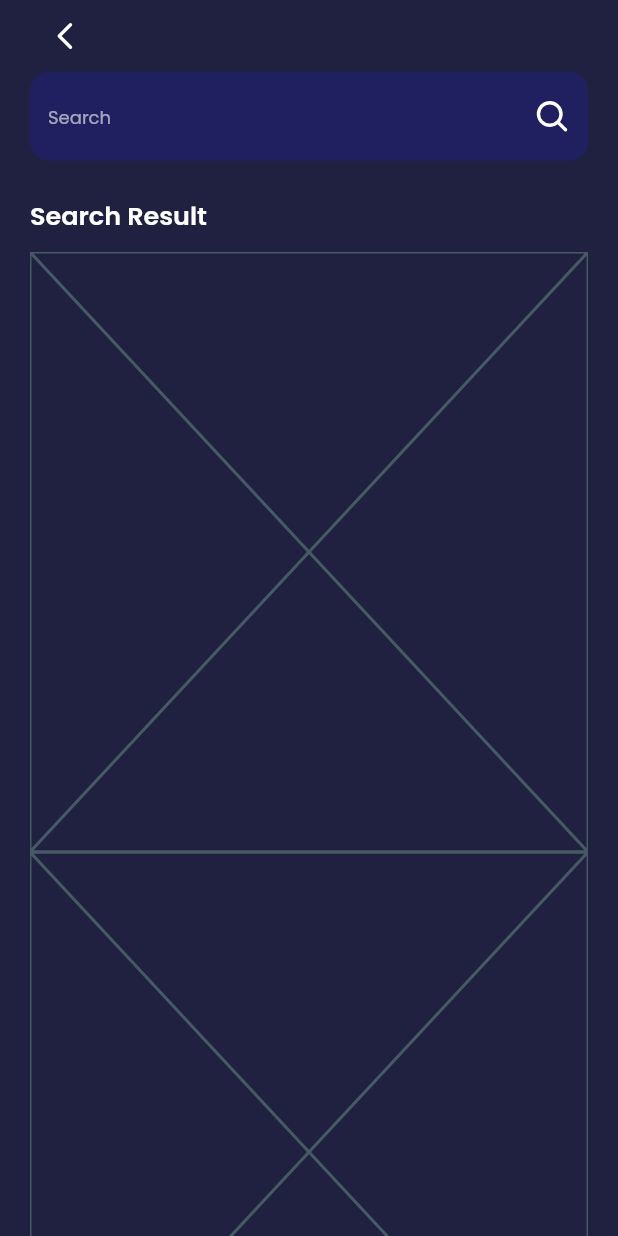
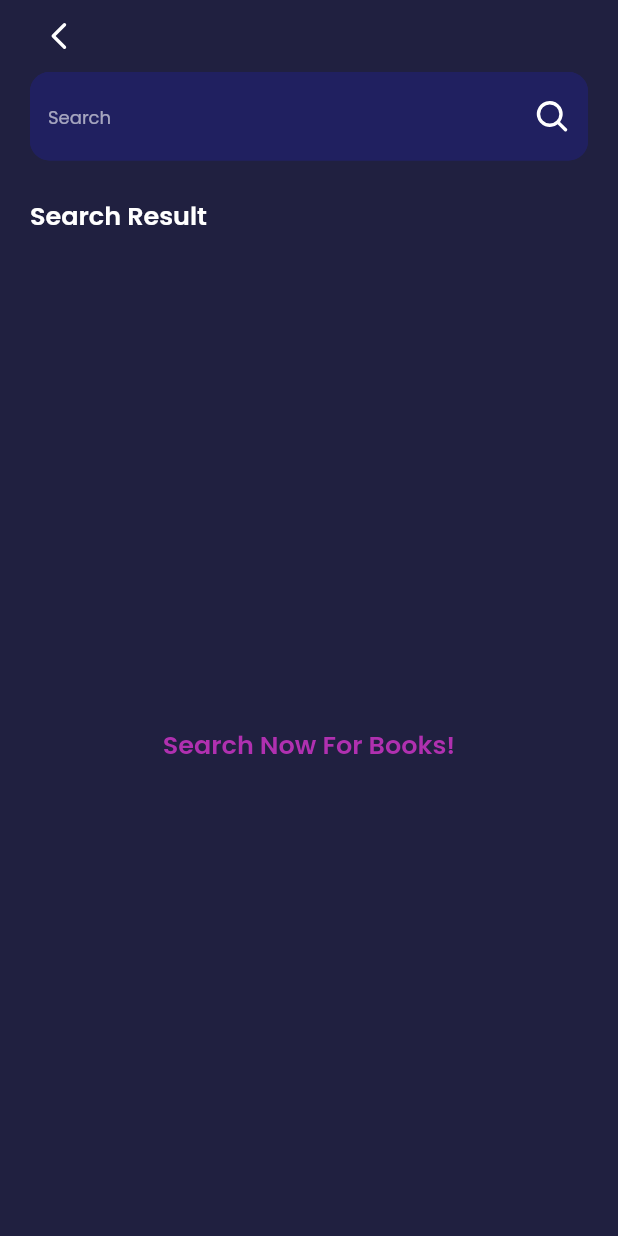
Before and after one commit to raoufb3n/Flutter_bookstore_with_cubit, a Flutter app: the screen it shows after launch, after a tap on an icon or button, on a phone screen of 412 x 824 dp. Run offline on Flutter 3.47's test engine with Material 2 defaults, Android fonts, the phone set to English and light mode, and no system bars; our stand-ins replace bloc, cached_network_image, dartz, dio, equatable, flutter_bloc and 3 more; network calls fail.

Commit message:
SearchView logic done

```diff
--- a/lib/core/utils/serviceLocator.dart
+++ b/lib/core/utils/serviceLocator.dart
@@ -1,4 +1,5 @@
 import 'package:bookapp/core/utils/apiService.dart';
+import 'package:bookapp/features/Search/Data/repo/SearchRepoImpl.dart';
 import 'package:bookapp/features/home/data/repos/homeRepoImple.dart';
 import 'package:dio/dio.dart';
 import 'package:get_it/get_it.dart';
@@ -7,4 +8,6 @@ final getIt = GetIt.instance;
 void steupServiceLocator() {
   getIt.registerSingleton<ApiService>(ApiService(Dio()));
   getIt.registerSingleton<HomeRepoImpl>(HomeRepoImpl(getIt.get<ApiService>()));
+  getIt.registerSingleton<SearchRepoImpl>(
+      SearchRepoImpl(getIt.get<ApiService>()));
 }
--- /dev/null
+++ b/lib/features/Search/Data/repo/SearchRepo.dart
@@ -0,0 +1,8 @@
+import 'package:bookapp/core/errors/errors.dart';
+import 'package:bookapp/features/home/data/models/book_model/book_model.dart';
+import 'package:dartz/dartz.dart';
+
+abstract class SearchRepo {
+  Future<Either<Failure, List<BookModel>>> fetchSearchedBooks(
+      {required String prompt});
+}
--- /dev/null
+++ b/lib/features/Search/Data/repo/SearchRepoImpl.dart
@@ -0,0 +1,31 @@
+import 'package:bookapp/core/errors/errors.dart';
+import 'package:bookapp/core/utils/apiService.dart';
+import 'package:bookapp/features/Search/Data/repo/SearchRepo.dart';
+import 'package:bookapp/features/home/data/models/book_model/book_model.dart';
+import 'package:dartz/dartz.dart';
+import 'package:dio/dio.dart';
+
+class SearchRepoImpl implements SearchRepo {
+  final ApiService apiService;
+
+  SearchRepoImpl(this.apiService);
+  @override
+  Future<Either<Failure, List<BookModel>>> fetchSearchedBooks(
+      {required String prompt}) async {
+    try {
+      var data = await apiService.get(
+          endPoint: 'volumes?q=$prompt&filter=free-ebooks');
+      List<BookModel> books = [];
+      for (var i in data['items']) {
+        books.add(BookModel.fromJson(i));
+      }
+      return right(books);
+    } catch (e) {
+      if (e is DioException) {
+        return left(ServerFailure.fromDioError(e));
+      } else {
+        return left(ServerFailure(e.toString()));
+      }
+    }
+  }
+}
--- /dev/null
+++ b/lib/features/Search/Presentation/view_model/cubit/search_books_cubit.dart
@@ -0,0 +1,17 @@
+import 'package:bloc/bloc.dart';
+import 'package:bookapp/features/Search/Data/repo/SearchRepo.dart';
+import 'package:bookapp/features/home/data/models/book_model/book_model.dart';
+import 'package:equatable/equatable.dart';
+
+part 'search_books_state.dart';
+
+class SearchBooksCubit extends Cubit<SearchBooksState> {
+  SearchBooksCubit(this.searchRepo) : super(SearchBooksInitial());
+  final SearchRepo searchRepo;
+    Future<void> fetchFeaturedBooks(String prompt) async {
+    emit(SearchBooksLoading());
+    var result = await searchRepo.fetchSearchedBooks(prompt: prompt);
+    result.fold((failure) => emit(SearchBooksFailure(failure.errMessage)),
+        (books) => emit(SearchBooksSuccess(books)));
+  }
+}
--- /dev/null
+++ b/lib/features/Search/Presentation/view_model/cubit/search_books_state.dart
@@ -0,0 +1,22 @@
+part of 'search_books_cubit.dart';
+
+sealed class SearchBooksState extends Equatable {
+  const SearchBooksState();
+
+  @override
+  List<Object> get props => [];
+}
+
+class SearchBooksInitial extends SearchBooksState {}
+
+class SearchBooksLoading extends SearchBooksState {}
+
+class SearchBooksSuccess extends SearchBooksState {
+  final List<BookModel> books;
+  SearchBooksSuccess(this.books);
+}
+
+class SearchBooksFailure extends SearchBooksState {
+  final String errMessage;
+  SearchBooksFailure(this.errMessage);
+}
--- a/lib/features/Search/Presentation/views/widgets/CostumSearchTextFieald.dart
+++ b/lib/features/Search/Presentation/views/widgets/CostumSearchTextFieald.dart
@@ -1,13 +1,18 @@
 import 'package:bookapp/core/utils/styles.dart';
+import 'package:bookapp/features/Search/Presentation/view_model/cubit/search_books_cubit.dart';
 import 'package:flutter/material.dart';
+import 'package:flutter_bloc/flutter_bloc.dart';
 import 'package:phosphor_flutter/phosphor_flutter.dart';
 
 class CustomSearchTextFieald extends StatelessWidget {
-  const CustomSearchTextFieald({super.key});
-
+  CustomSearchTextFieald({super.key});
+  String? prompt;
   @override
   Widget build(BuildContext context) {
     return TextField(
+      onChanged: (value) {
+        prompt = value;
+      },
       decoration: InputDecoration(
           suffixIconColor: Colors.white,
           focusColor: Color(0xffB030B0),
@@ -24,7 +29,13 @@ class CustomSearchTextFieald extends StatelessWidget {
           hintStyle: Styles.labelText,
           suffixIcon: IconButton(
               splashColor: Colors.white.withOpacity(0),
-              onPressed: () {},
+              onPressed: () async {
+                if (prompt != null) {
+                                  await BlocProvider.of<SearchBooksCubit>(context)
+                    .fetchFeaturedBooks(prompt!);
+                }
+
+              },
               icon: PhosphorIcon(
                 PhosphorIcons.bold.magnifyingGlass,
                 size: 24,
--- a/lib/features/Search/Presentation/views/widgets/SearchResultListView.dart
+++ b/lib/features/Search/Presentation/views/widgets/SearchResultListView.dart
@@ -1,14 +1,36 @@
+import 'package:bookapp/core/utils/styles.dart';
+import 'package:bookapp/core/widgets/CustomLoadingIndicator.dart';
+import 'package:bookapp/core/widgets/customError.dart';
+import 'package:bookapp/features/Search/Presentation/view_model/cubit/search_books_cubit.dart';
+import 'package:bookapp/features/home/data/models/book_model/book_model.dart';
+import 'package:bookapp/features/home/presentation/views/widgets/newestListItem.dart';
 import 'package:flutter/material.dart';
+import 'package:flutter_bloc/flutter_bloc.dart';
 
 class SearchResultListView extends StatelessWidget {
-  const SearchResultListView({super.key});
+  SearchResultListView({super.key});
 
   @override
   Widget build(BuildContext context) {
-    return ListView.builder(
-        itemCount: 10,
-        itemBuilder: ((context, index) {
-          return  Placeholder();
-        }));
+    return BlocBuilder<SearchBooksCubit, SearchBooksState>(
+      builder: (context, state) {
+        if (state is SearchBooksSuccess) {
+          return ListView.builder(
+              itemCount: state.books.length,
+              itemBuilder: ((context, index) {
+                return Padding(
+                  padding: const EdgeInsets.only(bottom: 8),
+                  child: NewsetListItem(bookModel: state.books[index]),
+                );
+              }));
+        } else if (state is SearchBooksFailure) {
+          return CustomErrorWidget(errMessage: state.errMessage);
+        } else {
+          return Center(
+            child: Text('Search Now For Books!',style: Styles.displayMeduim.copyWith(color: Color(0xffB030B0)),),
+          );
+        }
+      },
+    );
   }
 }
--- a/lib/features/Search/Presentation/views/widgets/SearchViewBody.dart
+++ b/lib/features/Search/Presentation/views/widgets/SearchViewBody.dart
@@ -1,7 +1,11 @@
+import 'package:bookapp/core/utils/serviceLocator.dart';
 import 'package:bookapp/core/utils/styles.dart';
+import 'package:bookapp/features/Search/Data/repo/SearchRepoImpl.dart';
+import 'package:bookapp/features/Search/Presentation/view_model/cubit/search_books_cubit.dart';
 import 'package:bookapp/features/Search/Presentation/views/widgets/CostumSearchTextFieald.dart';
 import 'package:bookapp/features/Search/Presentation/views/widgets/SearchResultListView.dart';
 import 'package:flutter/material.dart';
+import 'package:flutter_bloc/flutter_bloc.dart';
 import 'package:go_router/go_router.dart';
 import 'package:phosphor_flutter/phosphor_flutter.dart';
 
@@ -10,12 +14,14 @@ class SearchViewBody extends StatelessWidget {
 
   @override
   Widget build(BuildContext context) {
-    return Padding(
-      padding: const EdgeInsets.symmetric(horizontal: 20),
+    return BlocProvider(
+      create: (context) => SearchBooksCubit(getIt.get<SearchRepoImpl>()),
         child: Column(
           crossAxisAlignment: CrossAxisAlignment.start,
           children: [
-          Row(
+            Padding(
+              padding: const EdgeInsets.symmetric(horizontal: 16),
+              child: Row(
                 children: [
                   IconButton(
                       padding: EdgeInsets.all(0),
@@ -28,13 +34,20 @@ class SearchViewBody extends StatelessWidget {
                       )),
                 ],
               ),
-          CustomSearchTextFieald(),
+            ),
+            Padding(
+              padding: const EdgeInsets.symmetric(horizontal: 20),
+              child: CustomSearchTextFieald(),
+            ),
             const SizedBox(
               height: 24,
             ),
-          Text(
+            Padding(
+              padding: const EdgeInsets.symmetric(horizontal: 20),
+              child: Text(
                 'Search Result',
                 style: Styles.displayMeduim,
+              ),
             ),
             const SizedBox(
               height: 12,
@@ -42,6 +55,7 @@ class SearchViewBody extends StatelessWidget {
             Expanded(child: SearchResultListView()),
           ],
         ),
+
     );
   }
 }
--- a/lib/features/home/data/repos/homeRepoImple.dart
+++ b/lib/features/home/data/repos/homeRepoImple.dart
@@ -16,7 +16,7 @@ class HomeRepoImpl implements HomeRepo {
   Future<Either<Failure, List<BookModel>>> fetchNewsetBooks() async {
     try {
       var data = await apiService.get(
-          endPoint: 'volumes?q=programming&orderBy=newest&filter=free-ebooks');
+          endPoint: 'volumes?q=programming&filter=free-ebooks');
       List<BookModel> books = [];
       for (var i in data['items']) {
         books.add(BookModel.fromJson(i));
--- a/lib/features/home/presentation/views/widgets/detailsCTA.dart
+++ b/lib/features/home/presentation/views/widgets/detailsCTA.dart
@@ -3,7 +3,6 @@ import 'package:bookapp/core/utils/styles.dart';
 import 'package:bookapp/features/home/data/models/book_model/book_model.dart';
 import 'package:flutter/material.dart';
 import 'package:phosphor_flutter/phosphor_flutter.dart';
-import 'package:url_launcher/url_launcher.dart';
 
 class DeatilsCta extends StatelessWidget {
   DeatilsCta(
```
Lines whose indentation alone changed are shown as unchanged.
